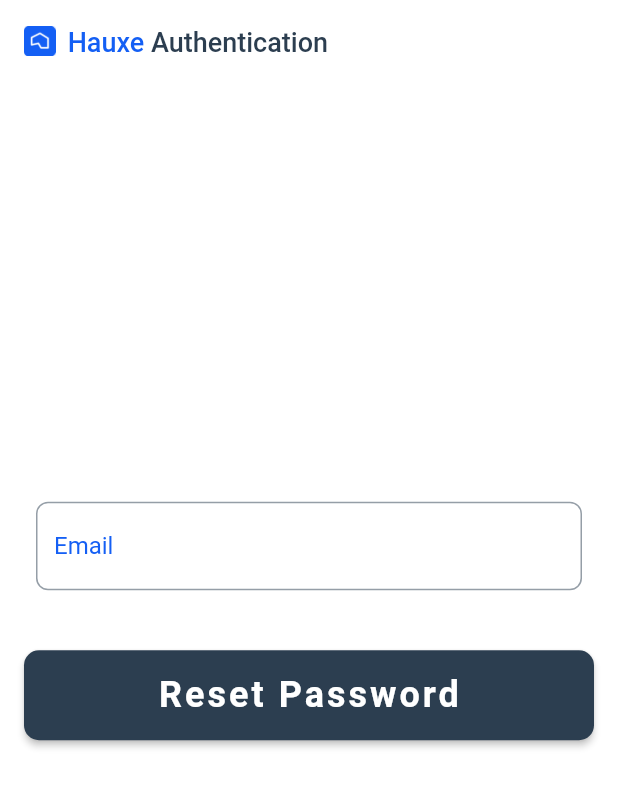
After one commit to eduardnova/Hauxe, a Flutter app: the ForgotPasswordScreen screen opened directly, on a phone screen of 412 x 824 dp. The commit adds this screen. Shown: the top 787 px of the screen. Run offline on Flutter 3.47's test engine with Material 2 defaults, Android fonts, the phone set to English and light mode, and no system bars; our stand-ins replace animate_do, cached_network_image, carousel_slider, cloud_firestore, firebase_auth, firebase_core and 4 more; missing offline and left inert: multi_language_json, nice_intro; accounts and stored records are empty.

Commit message:
forget_pass

```diff
--- /dev/null
+++ b/lib/screens/forgot_password.dart
@@ -0,0 +1,42 @@
+import 'package:flutter/material.dart';
+import 'package:hauxe/theme/custom_colors.dart';
+import 'package:hauxe/widgets/app_bar_title.dart';
+import 'package:hauxe/widgets/forget_pass_form.dart';
+
+class ForgotPasswordScreen extends StatefulWidget {
+  @override
+  _ForgotPasswordScreenState createState() => _ForgotPasswordScreenState();
+}
+
+class _ForgotPasswordScreenState extends State<ForgotPasswordScreen> {
+  final FocusNode _emailFocusNode = FocusNode();
+
+  @override
+  Widget build(BuildContext context) {
+    return GestureDetector(
+      onTap: () {
+        _emailFocusNode.unfocus();
+      },
+      child: Scaffold(
+        backgroundColor: CustomColors.firebaseNavy,
+        appBar: AppBar(
+          elevation: 0,
+          backgroundColor: CustomColors.firebaseNavy,
+          title: AppBarTitle(),
+        ),
+        body: SafeArea(
+          child: Padding(
+            padding: const EdgeInsets.only(
+              left: 16.0,
+              right: 16.0,
+              bottom: 20.0,
+            ),
+            child: ForgetPassForm(
+              emailFocusNode: _emailFocusNode,
+            ),
+          ),
+        ),
+      ),
+    );
+  }
+}
--- a/lib/theme/custom_colors.dart
+++ b/lib/theme/custom_colors.dart
@@ -6,5 +6,6 @@ class CustomColors {
   static final Color firebaseAmber = Color(0xFF178bff);
   static final Color firebaseYellow = Color(0xff145ff4);
   static final Color firebaseGrey = Color(0xFFFFFFFF);
+  static final Color firebaseLightGrey = Color(0xFFFFFFFF);
   static final Color googleBackground = Color(0xFFFF5ff4);
 }
--- a/lib/utils/authentication.dart
+++ b/lib/utils/authentication.dart
@@ -91,6 +91,29 @@ class Authentication {
     }
 
     return user;
+  }
+
+  // FireBase Reset Password Method
+  static Future resetPassword({required String email, required BuildContext context}) async {
+    try {
+      await FirebaseAuth.instance.sendPasswordResetEmail(email: email.trim());
+
+      /// Showing Message That user enters email correctly and reset password will be sent
+      ScaffoldMessenger.of(context).showSnackBar(const SnackBar(
+        content: Text("Password reset link sent! Check your Email"),
+      ));
+
+      /// After 2 seconds we automatically pop forgot screen
+      Future.delayed(const Duration(seconds: 2), () => Navigator.pop(context));
+
+      ///
+    } on FirebaseAuthException catch (e) {
+      // ignore: avoid_print
+      print(e);
+
+      /// Showing Error with SnackBar if the user enter the wrong Email or Enter nothing
+      ScaffoldMessenger.of(context).showSnackBar(SnackBar(content: Text(e.message.toString())));
+    }
   }
 
   static Future<User?> refreshUser(User user) async {
--- a/lib/widgets/custom_form_field.dart
+++ b/lib/widgets/custom_form_field.dart
@@ -48,7 +48,7 @@ class CustomFormField extends StatelessWidget {
         labelStyle: TextStyle(color: CustomColors.firebaseYellow),
         hintText: _hint,
         hintStyle: TextStyle(
-          color: CustomColors.firebaseGrey.withOpacity(0.5),
+          color: CustomColors.firebaseOrange.withOpacity(0.5),
         ),
         errorStyle: TextStyle(
           color: Colors.redAccent,
@@ -64,7 +64,7 @@ class CustomFormField extends StatelessWidget {
         enabledBorder: OutlineInputBorder(
           borderRadius: BorderRadius.circular(8.0),
           borderSide: BorderSide(
-            color: CustomColors.firebaseGrey.withOpacity(0.5),
+            color: CustomColors.firebaseOrange.withOpacity(0.5),
           ),
         ),
         errorBorder: OutlineInputBorder(
--- /dev/null
+++ b/lib/widgets/forget_pass_form.dart
@@ -0,0 +1,162 @@
+import 'package:firebase_auth/firebase_auth.dart';
+import 'package:flutter/material.dart';
+import 'package:hauxe/theme/custom_colors.dart';
+import 'package:hauxe/screens/sign_in_screen.dart';
+import 'package:hauxe/screens/user_info_screen.dart';
+import 'package:hauxe/utils/authentication.dart';
+import 'package:hauxe/utils/validator.dart';
+
+import 'custom_form_field.dart';
+
+class ForgetPassForm extends StatefulWidget {
+  final FocusNode emailFocusNode;
+  const ForgetPassForm({
+    Key? key,
+    required this.emailFocusNode,
+  }) : super(key: key);
+  @override
+  _ForgetPassFormState createState() => _ForgetPassFormState();
+}
+
+class _ForgetPassFormState extends State<ForgetPassForm> {
+  final TextEditingController _emailController = TextEditingController();
+
+  final _forgetpassFormKey = GlobalKey<FormState>();
+
+  bool _isSingningUp = false;
+
+  Route _routeToSignInScreen() {
+    return PageRouteBuilder(
+      pageBuilder: (context, animation, secondaryAnimation) => SignInScreen(),
+      transitionsBuilder: (context, animation, secondaryAnimation, child) {
+        var begin = Offset(-1.0, 0.0);
+        var end = Offset.zero;
+        var curve = Curves.ease;
+
+        var tween = Tween(begin: begin, end: end).chain(CurveTween(curve: curve));
+
+        return SlideTransition(
+          position: animation.drive(tween),
+          child: child,
+        );
+      },
+    );
+  }
+
+  @override
+  Widget build(BuildContext context) {
+    return Form(
+      key: _forgetpassFormKey,
+      child: Column(
+        mainAxisAlignment: MainAxisAlignment.center,
+        children: [
+          Padding(
+            padding: const EdgeInsets.only(
+              left: 8.0,
+              right: 8.0,
+            ),
+            child: Column(
+              children: [
+                CustomFormField(
+                  controller: _emailController,
+                  focusNode: widget.emailFocusNode,
+                  keyboardType: TextInputType.emailAddress,
+                  inputAction: TextInputAction.next,
+                  validator: (value) => Validator.validateEmail(
+                    email: value,
+                  ),
+                  label: 'Email',
+                  hint: 'Enter your email',
+                ),
+                SizedBox(height: 16.0),
+              ],
+            ),
+          ),
+          SizedBox(height: 24.0),
+          _isSingningUp
+              ? Padding(
+                  padding: const EdgeInsets.all(16.0),
+                  child: CircularProgressIndicator(
+                    valueColor: AlwaysStoppedAnimation<Color>(
+                      CustomColors.firebaseOrange,
+                    ),
+                  ),
+                )
+              : Padding(
+                  padding: EdgeInsets.only(left: 0.0, right: 0.0),
+                  child: Container(
+                    width: double.maxFinite,
+                    child: ElevatedButton(
+                      style: ButtonStyle(
+                        backgroundColor: MaterialStateProperty.all(
+                          CustomColors.firebaseOrange,
+                        ),
+                        shape: MaterialStateProperty.all(
+                          RoundedRectangleBorder(
+                            borderRadius: BorderRadius.circular(10),
+                          ),
+                        ),
+                      ),
+                      onPressed: () async {
+                        widget.emailFocusNode.unfocus();
+
+                        setState(() {
+                          _isSingningUp = true;
+                        });
+
+                        if (_forgetpassFormKey.currentState!.validate()) {
+                          User? user = await Authentication.resetPassword(
+                            email: _emailController.text,
+                            context: context,
+                          );
+
+                          if (user != null) {
+                            Navigator.of(context).pushReplacement(
+                              MaterialPageRoute(
+                                builder: (context) => UserInfoScreen(
+                                  user: user,
+                                ),
+                              ),
+                            );
+                          }
+                        }
+
+                        setState(() {
+                          _isSingningUp = false;
+                        });
+                      },
+                      child: Padding(
+                        padding: EdgeInsets.only(top: 16.0, bottom: 16.0),
+                        child: Text(
+                          'Reset Password',
+                          style: TextStyle(
+                            fontSize: 24,
+                            fontWeight: FontWeight.bold,
+                            color: CustomColors.firebaseGrey,
+                            letterSpacing: 2,
+                          ),
+                        ),
+                      ),
+                    ),
+                  ),
+                ),
+          SizedBox(height: 16.0),
+          InkWell(
+            onTap: () {
+              Navigator.of(context).pushReplacement(
+                _routeToSignInScreen(),
+              );
+            },
+            child: Text(
+              'Already have an account? Sign in',
+              style: TextStyle(
+                color: CustomColors.firebaseGrey,
+                letterSpacing: 0.5,
+              ),
+            ),
+          )
+        ],
+      ),
+    );
+  }
+}
--- a/lib/widgets/register_form.dart
+++ b/lib/widgets/register_form.dart
@@ -163,7 +163,7 @@ class _RegisterFormState extends State<RegisterForm> {
                       child: Padding(
                         padding: EdgeInsets.only(top: 16.0, bottom: 16.0),
                         child: Text(
-                          'REGISTER',
+                          'Register',
                           style: TextStyle(
                             fontSize: 24,
                             fontWeight: FontWeight.bold,
```
Also changed, not shown: lib/widgets/sign_in_form.dart (+18 -1 lines), 1 other file.
